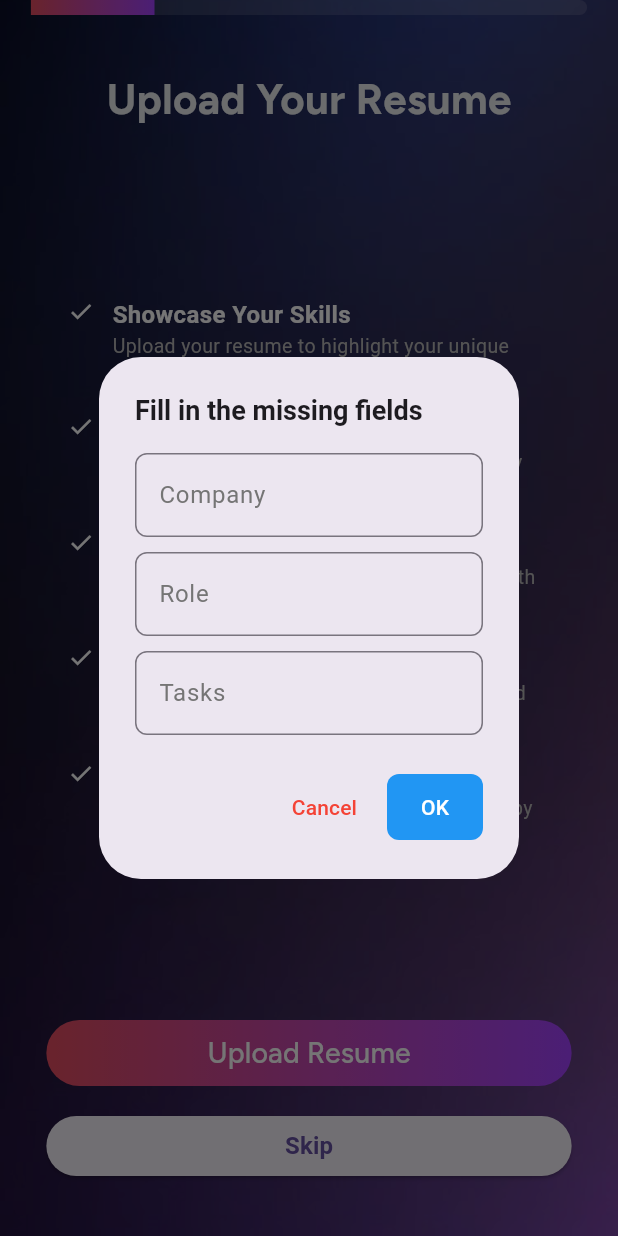
After one commit to SajalDevX/hushh-connect, a Flutter app: the AuthResumeScreen screen opened directly, after a tap on "Upload Resume", on a phone screen of 412 x 824 dp. The commit adds this screen. Run offline on Flutter 3.47's test engine with Material 3 defaults, Android fonts, the phone set to English and light mode, and no system bars; our stand-ins replace file_picker, firebase_auth, firebase_core, firebase_storage, flutter_image_compress, flutter_local_notifications and 8 more; missing offline and left inert: sharpapi_flutter_client, syncfusion_flutter_pdf; accounts and stored records are empty; project files that could hold a hidden picture were left out.

Commit message:
feat:resume scrapping done

```diff
--- a/lib/main.dart
+++ b/lib/main.dart
@@ -2,7 +2,6 @@
 import 'dart:developer';
 import 'package:firebase_auth/firebase_auth.dart';
 import 'package:firebase_core/firebase_core.dart';
-import 'package:firebase_messaging/firebase_messaging.dart';
 import 'package:flutter/material.dart';
 import 'package:hushhxtinder/firebase_options.dart';
 import 'package:hushhxtinder/ui/app/chat/chatViewModel.dart';
@@ -64,10 +63,10 @@ void main() async {
 ///
 ///
 ///
-Future<void> _firebaseMessagingBackgroundHandler(RemoteMessage message) async {
-  await Firebase.initializeApp();
-  log('Handling a background message: ${message.messageId}');
-}
+// Future<void> _firebaseMessagingBackgroundHandler(RemoteMessage message) async {
+//   await Firebase.initializeApp();
+//   log('Handling a background message: ${message.messageId}');
+// }
 
 class MyApp extends StatelessWidget {
   const MyApp({super.key});
@@ -96,7 +95,7 @@ class SplashScreen extends StatelessWidget {
     try {
       SharedPreferences prefs = await SharedPreferences.getInstance();
       // await prefs.clear();
-      // await prefs.setInt('profile_progress', 8);
+      // await prefs.setInt('profile_progress', 5);
       // Check if Firebase authentication is valid
       bool isAuthenticated = FirebaseAuth.instance.currentUser != null;
       bool onboardingCompleted = prefs.getBool('onboarding_completed') ?? false;
--- a/lib/ui/auth/authHomeLocationScreen.dart
+++ b/lib/ui/auth/authHomeLocationScreen.dart
@@ -3,6 +3,7 @@ import 'package:geocoding/geocoding.dart';
 import 'package:geolocator/geolocator.dart';
 import 'package:google_fonts/google_fonts.dart';
 import 'package:hushhxtinder/ui/auth/authOfficeScreen.dart';
+import 'package:hushhxtinder/ui/auth/authResumeScreen.dart';
 import 'package:hushhxtinder/ui/auth/viewmodel/authViewodel.dart';
 import 'package:hushhxtinder/ui/components/customButton.dart';
 import 'package:hushhxtinder/ui/components/customTextBox.dart';
@@ -278,7 +279,7 @@ class _AuthCurrentLocationState extends State<AuthCurrentLocation> {
         Navigator.pushReplacement(
           context,
           MaterialPageRoute(
-            builder: (context) => AuthOfficeScreen(),
+            builder: (context) => AuthResumeScreen(),
           ),
         );
       } catch (e) {
--- /dev/null
+++ b/lib/ui/auth/authResumeScreen.dart
@@ -0,0 +1,259 @@
+import 'package:flutter/material.dart';
+import 'package:google_fonts/google_fonts.dart';
+import 'package:hushhxtinder/ui/auth/authOfficeScreen.dart';
+import 'package:hushhxtinder/ui/auth/authSocialMediaScreen.dart';
+import 'package:hushhxtinder/ui/auth/viewmodel/authViewodel.dart';
+import 'package:hushhxtinder/ui/components/customButton.dart';
+import 'package:hushhxtinder/ui/onboarding/components/customProgressIndicator.dart';
+import 'package:hushhxtinder/ui/onboarding/components/rulesTextBox.dart';
+import 'package:provider/provider.dart';
+
+class AuthResumeScreen extends StatefulWidget {
+  const AuthResumeScreen({super.key});
+
+  @override
+  State<AuthResumeScreen> createState() => _AuthResumeScreenState();
+}
+
+class _AuthResumeScreenState extends State<AuthResumeScreen> {
+  void _skip() {
+    Navigator.pushReplacement(
+        context, MaterialPageRoute(builder: (context) => AuthOfficeScreen()));
+  }
+
+  void _showInputFieldsDialog(BuildContext context) {
+    final authViewModel = Provider.of<AuthViewModel>(context, listen: false);
+    String company = authViewModel.company ?? '';
+    String role = authViewModel.role ?? '';
+    String tasks = authViewModel.tasks ?? '';
+
+    final TextEditingController companyController =
+        TextEditingController(text: company);
+    final TextEditingController roleController =
+        TextEditingController(text: role);
+    final TextEditingController tasksController =
+        TextEditingController(text: tasks);
+
+    showDialog(
+        context: context,
+        builder: (context) => AlertDialog(
+              title: Text(
+                'Fill in the missing fields',
+                style: TextStyle(
+                  fontWeight: FontWeight.bold,
+                  fontSize: 18,
+                ),
+              ),
+              content: SingleChildScrollView(
+                child: Column(
+                  crossAxisAlignment: CrossAxisAlignment.start,
+                  children: [
+                    TextField(
+                      controller: companyController,
+                      decoration: InputDecoration(
+                        labelText: 'Company',
+                        labelStyle: TextStyle(color: Colors.grey[600]),
+                        border: OutlineInputBorder(
+                          borderRadius: BorderRadius.circular(8),
+                          borderSide: BorderSide(color: Colors.blue),
+                        ),
+                        focusedBorder: OutlineInputBorder(
+                          borderRadius: BorderRadius.circular(8),
+                          borderSide: BorderSide(color: Colors.blueAccent),
+                        ),
+                      ),
+                    ),
+                    SizedBox(height: 10), // Spacing between fields
+                    TextField(
+                      controller: roleController,
+                      decoration: InputDecoration(
+                        labelText: 'Role',
+                        labelStyle: TextStyle(color: Colors.grey[600]),
+                        border: OutlineInputBorder(
+                          borderRadius: BorderRadius.circular(8),
+                          borderSide: BorderSide(color: Colors.blue),
+                        ),
+                        focusedBorder: OutlineInputBorder(
+                          borderRadius: BorderRadius.circular(8),
+                          borderSide: BorderSide(color: Colors.blueAccent),
+                        ),
+                      ),
+                    ),
+                    SizedBox(height: 10),
+                    TextField(
+                      controller: tasksController,
+                      decoration: InputDecoration(
+                        labelText: 'Tasks',
+                        labelStyle: TextStyle(color: Colors.grey[600]),
+                        border: OutlineInputBorder(
+                          borderRadius: BorderRadius.circular(8),
+                          borderSide: BorderSide(color: Colors.blue),
+                        ),
+                        focusedBorder: OutlineInputBorder(
+                          borderRadius: BorderRadius.circular(8),
+                          borderSide: BorderSide(color: Colors.blueAccent),
+                        ),
+                      ),
+                    ),
+                  ],
+                ),
+              ),
+              actions: [
+                TextButton(
+                  onPressed: () {
+                    Navigator.of(context).pop(); // Close the dialog
+                  },
+                  child: Text('Cancel'),
+                  style: TextButton.styleFrom(
+                    foregroundColor: Colors.red, // Cancel button color
+                  ),
+                ),
+                TextButton(
+                  onPressed: () async {
+                    authViewModel.updateOfficeInfo(
+                      company: companyController.text,
+                      role: roleController.text,
+                      tasks: tasksController.text,
+                    );
+
+                    // Check if all fields are filled
+                    if (companyController.text.isNotEmpty &&
+                        roleController.text.isNotEmpty &&
+                        tasksController.text.isNotEmpty) {
+                      await authViewModel.uploadOfficeInfoToSupabase();
+                      Navigator.of(context).pop(); // Close the dialog
+                      Navigator.pushReplacement(
+                        context,
+                        MaterialPageRoute(
+                          builder: (context) => const AuthSocialMediaScreen(),
+                        ),
+                      );
+                    } else {
+                      Navigator.of(context).pop(); // Close the dialog
+                      _showInputFieldsDialog(context); // Show the dialog again
+                    }
+                  },
+                  style: TextButton.styleFrom(
+                    foregroundColor: Colors.white,
+                    backgroundColor: Colors.blue, // Button color
+                    padding: EdgeInsets.symmetric(horizontal: 20, vertical: 12),
+                    shape: RoundedRectangleBorder(
+                      borderRadius: BorderRadius.circular(8),
+                    ),
+                  ),
+                  child: Text('OK'),
+                ),
+              ],
+            ));
+  }
+
+  void _handleUploadResume(BuildContext context) async {
+    final authViewModel = Provider.of<AuthViewModel>(context, listen: false);
+
+    // Resume upload and text extraction
+    await authViewModel.uploadResumeAndExtractText();
+
+    // Show input fields dialog for extracted data
+    _showInputFieldsDialog(context);
+  }
+
+  @override
+  Widget build(BuildContext context) {
+    final size = MediaQuery.of(context).size;
+    const double widthFactor = 0.85;
+
+    return Scaffold(
+      body: Stack(
+        children: [
+          Container(
+            width: size.width,
+            height: size.height,
+            decoration: const BoxDecoration(
+              image: DecorationImage(
+                image: AssetImage('lib/assets/images/app_bg.jpeg'),
+                fit: BoxFit.cover,
+              ),
+            ),
+          ),
+          SafeArea(
+            child: Padding(
+              padding: EdgeInsets.symmetric(horizontal: size.width * 0.05),
+              child: Column(
+                crossAxisAlignment: CrossAxisAlignment.center,
+                children: [
+                  const GradientProgressBar(progress: 0.2),
+                  const SizedBox(height: 36),
+                  Text(
+                    'Upload Your Resume',
+                    style: GoogleFonts.figtree(
+                      fontSize: 28,
+                      fontWeight: FontWeight.w700,
+                      color: const Color(0xffe9ebee),
+                    ),
+                  ),
+                  Spacer(),
+                  const Center(
+                    child: Column(
+                      mainAxisSize: MainAxisSize.max,
+                      children: [
+                        RulesBox(
+                          textElemnt1: 'Showcase Your Skills',
+                          textElement2:
+                              'Upload your resume to highlight your unique qualifications and experiences.',
+                        ),
+                        RulesBox(
+                          textElemnt1: 'Enhance Your Visibility',
+                          textElement2:
+                              'Increase your chances of being discovered by recruiters in the job market.',
+                        ),
+                        RulesBox(
+                          textElemnt1: 'Streamline Applications',
+                          textElement2:
+                              ' Make applying for jobs quicker and easier with your resume on file.',
+                        ),
+                        RulesBox(
+                          textElemnt1: 'Receive Tailored Opportunities',
+                          textElement2:
+                              'Get personalized job recommendations based on your skills and experiences.',
+                        ),
+                        RulesBox(
+                          textElemnt1: 'Take Control of Your Career',
+                          textElement2:
+                              'Start your journey toward new opportunities by sharing your resume today!',
+                        ),
+                      ],
+                    ),
+                  ),
+                  Spacer(),
+                  SizedBox(
+                    width: size.width * widthFactor,
+                    child: IAgreeButton(
+                      text: 'Upload Resume',
+                      onPressed: () => _handleUploadResume(context),
+                      size: size.width * widthFactor,
+                    ),
+                  ),
+                  SizedBox(height: 16),
+                  SizedBox(
+                    width: size.width * widthFactor,
+                    child: ElevatedButton(
+                      onPressed: _skip,
+                      child: const Text(
+                        "Skip",
+                        style: TextStyle(
+                            fontSize: 16, fontWeight: FontWeight.bold),
+                      ),
+                    ),
+                  ),
+                  const SizedBox(
+                    height: 36,
+                  )
+                ],
+              ),
+            ),
+          ),
+        ],
+      ),
+    );
+  }
+}
--- a/lib/ui/auth/viewmodel/authViewodel.dart
+++ b/lib/ui/auth/viewmodel/authViewodel.dart
@@ -1,13 +1,17 @@
 import 'dart:convert';
 import 'dart:developer';
 import 'dart:io';
+import 'package:file_picker/file_picker.dart';
 import 'package:firebase_auth/firebase_auth.dart';
-import 'package:firebase_messaging/firebase_messaging.dart';
 import 'package:flutter/material.dart';
 import 'package:flutter_local_notifications/flutter_local_notifications.dart';
 import 'package:hushhxtinder/ui/auth/authHomeLocationScreen.dart';
 import 'package:shared_preferences/shared_preferences.dart';
+import 'package:sharpapi_flutter_client/sharpapi_flutter_client.dart';
 import 'package:supabase_flutter/supabase_flutter.dart' as supabase;
+import 'dart:typed_data' as typed_data;
+
+import 'package:syncfusion_flutter_pdf/pdf.dart';
 
 class AuthViewModel extends ChangeNotifier {
   bool isLoading = false;
@@ -125,40 +129,6 @@ class AuthViewModel extends ChangeNotifier {
     notifyListeners();
   }
 
-  ///
-  ///
-  ///
-  ///
-  ///
-  ///
-  // Future<void> _initializeFirebaseMessaging() async {
-  //   // Request permission for iOS devices
-  //   NotificationSettings settings = await _firebaseMessaging.requestPermission(
-  //     alert: true,
-  //     badge: true,
-  //     sound: true,
-  //   );
-
-  //   if (settings.authorizationStatus == AuthorizationStatus.authorized) {
-  //     log('User granted permission');
-  //     _setupFlutterLocalNotifications();
-  //     _firebaseMessaging.onTokenRefresh.listen(_saveTokenToDatabase);
-  //     _firebaseMessaging.getToken().then(_saveTokenToDatabase);
-  //   } else {
-  //     log('User declined or has not accepted permission');
-  //   }
-
-  //   FirebaseMessaging.onMessage.listen((RemoteMessage message) {
-  //     log("Received message: ${message.notification?.title}");
-  //     _showNotification(message);
-  //   });
-  // }
-
-  ///
-  ///
-  ///
-  ///
-  ///
   Future<void> _saveTokenToDatabase(String? token) async {
     if (token != null) {
       final supabaseClient = supabase.Supabase.instance.client;
@@ -169,12 +139,6 @@ class AuthViewModel extends ChangeNotifier {
     }
   }
 
-  ///
-  ///
-  ///
-  ///
-  ///
-  // Setup Flutter Local Notifications
   void _setupFlutterLocalNotifications() {
     const AndroidInitializationSettings initializationSettingsAndroid =
         AndroidInitializationSettings('@mipmap/ic_launcher');
@@ -185,31 +149,24 @@ class AuthViewModel extends ChangeNotifier {
     _flutterLocalNotificationsPlugin.initialize(initializationSettings);
   }
 
-  ///
-  ///
-  ///
-  ///
-  ///
-  ///
-  // Show notification when app is in foreground
-  Future<void> _showNotification(RemoteMessage message) async {
-    const AndroidNotificationDetails androidPlatformChannelSpecifics =
-        AndroidNotificationDetails(
-      'your_channel_id', // Replace with your channel ID
-      'your_channel_name', // Replace with your channel name
-      channelDescription: 'your_channel_description', // Optional
-      importance: Importance.max,
-      priority: Priority.high,
-    );
-    const NotificationDetails platformChannelSpecifics =
-        NotificationDetails(android: androidPlatformChannelSpecifics);
-    await _flutterLocalNotificationsPlugin.show(
-      message.notification.hashCode,
-      message.notification?.title,
-      message.notification?.body,
-      platformChannelSpecifics,
-    );
-  }
+  // Future<void> _showNotification(RemoteMessage message) async {
+  //   const AndroidNotificationDetails androidPlatformChannelSpecifics =
+  //       AndroidNotificationDetails(
+  //     'your_channel_id', // Replace with your channel ID
+  //     'your_channel_name', // Replace with your channel name
+  //     channelDescription: 'your_channel_description', // Optional
+  //     importance: Importance.max,
+  //     priority: Priority.high,
+  //   );
+  //   const NotificationDetails platformChannelSpecifics =
+  //       NotificationDetails(android: androidPlatformChannelSpecifics);
+  //   await _flutterLocalNotificationsPlugin.show(
+  //     message.notification.hashCode,
+  //     message.notification?.title,
+  //     message.notification?.body,
+  //     platformChannelSpecifics,
+  //   );
+  // }
 
   Future<void> verifyPhoneNumber(BuildContext context) async {
     isLoading = true;
@@ -317,46 +274,6 @@ class AuthViewModel extends ChangeNotifier {
     }
   }
 
-  // Future<void> verifyOtp(BuildContext context) async {
-  //   if (verificationId == null) {
-  //     log('Error: Verification ID is null.');
-  //     return;
-  //   }
-
-  //   isLoading = true;
-  //   notifyListeners();
-  //   log('Verifying OTP: ${otpController.text} with Verification ID: $verificationId');
-
-  //   try {
-  //     final credential = PhoneAuthProvider.credential(
-  //       verificationId: verificationId!,
-  //       smsCode: otpController.text,
-  //     );
-
-  //     // Attempt to sign in with the credential
-  //     await FirebaseAuth.instance.signInWithCredential(credential);
-  //     log('User signed in with OTP.');
-
-  //     // Attempt to save the user to Supabase
-  //     if (FirebaseAuth.instance.currentUser != null) {
-  //       await saveUserToSupabase(FirebaseAuth.instance.currentUser);
-  //       log('User saved to Supabase.');
-  //     } else {
-  //       log('Error: FirebaseAuth.instance.currentUser is null after OTP sign-in.');
-  //     }
-
-  //     await completeOnboarding();
-  //     log('Onboarding completed.');
-  //     await updateProgress(5);
-  //     log('Progress updated to 5.');
-  //   } catch (e) {
-  //     log('Exception in verifyOtp: $e');
-  //   } finally {
-  //     isLoading = false;
-  //     notifyListeners();
-  //   }
-  // }
-
   Future<void> saveUserToSupabase(User? firebaseUser) async {
     if (firebaseUser == null) {
       log("Firebase user is null, cannot save to Supabase");
@@ -435,7 +352,6 @@ class AuthViewModel extends ChangeNotifier {
     log('Image links saved in JSON format: $imageLinksJson');
   }
 
-  // Method to add image to ViewModel
   void addImage(File image, int index) {
     if (index >= 0 && index < _images.length) {
       _images[index] = image;
@@ -456,4 +372,47 @@ class AuthViewModel extends ChangeNotifier {
     });
     updateProgress(10);
   }
+
+  String extractedText = '';
+
+  Future<void> uploadResumeAndExtractText() async {
+    FilePickerResult? result = await FilePicker.platform
+        .pickFiles(type: FileType.custom, allowedExtensions: ['pdf']);
+
+    if (result != null) {
+      String? filePath = result.files.single.path;
+      if (filePath != null) {
+        typed_data.Uint8List bytes = await File(filePath).readAsBytes();
+
+        final PdfDocument document = PdfDocument(inputBytes: bytes);
+        String content = PdfTextExtractor(document).extractText();
+        document.dispose();
+
+        extractedText = content;
+        log('Resume text fetched successfully: $content');
+
+        final lines = content.split('\n');
+        for (String line in lines) {
+          if (line.contains('Experience') || line.contains('Worked at')) {
+            _tasks = line;
+          } else if (line.contains('Company')) {
+            _company = line;
+          } else if (line.contains('Role')) {
+            _role = line;
+          }
+        }
+        if (company != null && role != null && tasks != null) {
+          updateOfficeInfo(
+              company: _company ?? '', role: _role ?? '', tasks: _tasks ?? '');
+          await uploadOfficeInfoToSupabase();
+        } else {
+          log('Error: Could not extract company, role, or tasks from resume.');
+        }
+      } else {
+        log('Error: File path is null.');
+      }
+    } else {
+      log('Error: No file selected.');
+    }
+  }
 }
```
Also changed, not shown: pubspec.yaml (+6 -3 lines), pubspec.lock, 13 other files.
